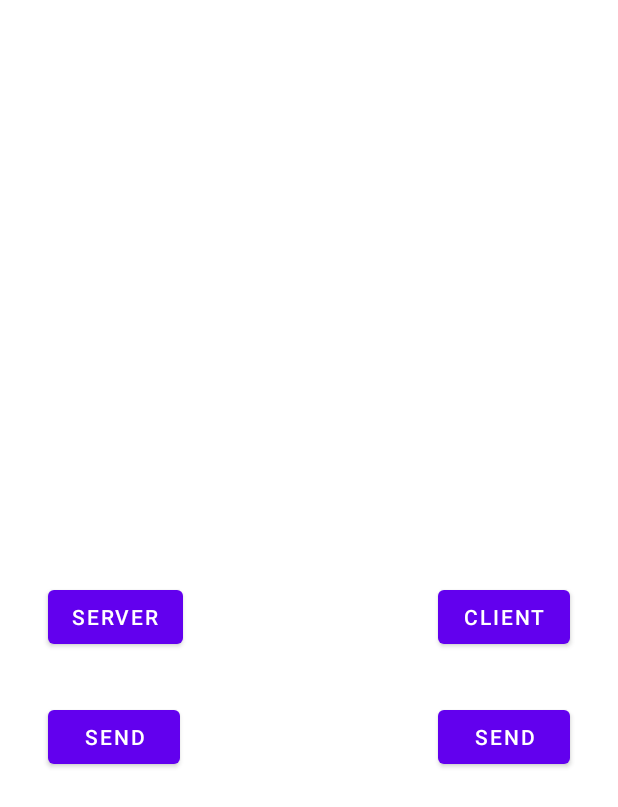
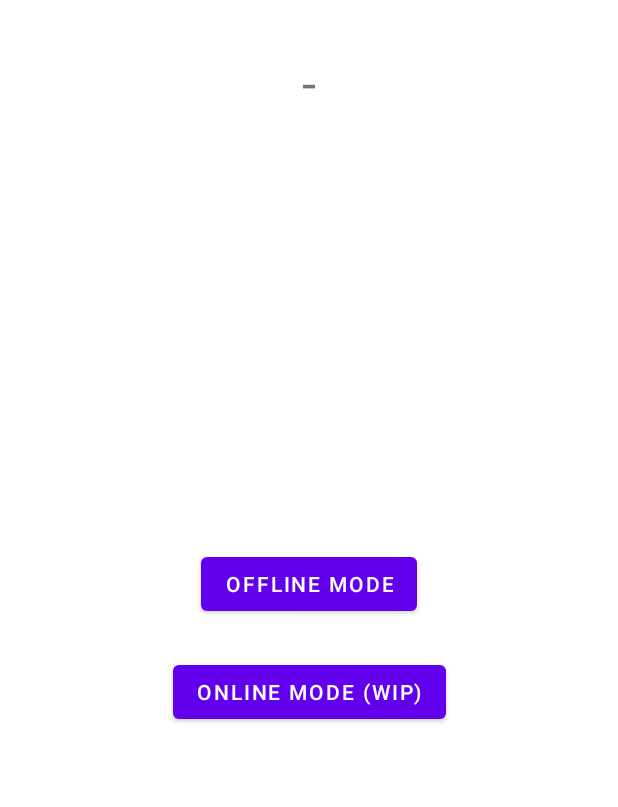
Before and after one commit to jacowarrion/ichi-project, an Android app: the screen it shows after launch (MainActivity), on a phone screen of 412 x 824 dp. Shown: the top 807 px of the screen. Run offline under Robolectric (Android 15) with nearby library versions, the phone set to English and light mode, and no system bars; our stand-ins replace navigation-ui.

Commit message:
abbozzo di interfaccia e sviluppo offline

```diff
--- a/app/build.gradle
+++ b/app/build.gradle
@@ -37,6 +37,7 @@ dependencies {
     implementation 'androidx.constraintlayout:constraintlayout:2.1.4'
     implementation 'androidx.navigation:navigation-fragment:2.5.1'
     implementation 'androidx.navigation:navigation-ui:2.5.1'
+    implementation 'androidx.coordinatorlayout:coordinatorlayout:1.2.0'
     testImplementation 'junit:junit:4.13.2'
     androidTestImplementation 'androidx.test.ext:junit:1.1.3'
     androidTestImplementation 'androidx.test.espresso:espresso-core:3.4.0'
--- a/app/src/main/java/com/example/ichiproject/MainActivity.java
+++ b/app/src/main/java/com/example/ichiproject/MainActivity.java
@@ -2,11 +2,13 @@ package com.example.ichiproject;
 
 import android.Manifest;
 import android.content.BroadcastReceiver;
+import android.content.Intent;
 import android.content.IntentFilter;
 import android.content.pm.PackageManager;
 import android.net.wifi.p2p.WifiP2pManager;
 import android.os.Bundle;
 
+import com.example.ichiproject.game.OfflineGameActivity;
 import com.google.android.material.snackbar.Snackbar;
 
 import androidx.appcompat.app.AppCompatActivity;
@@ -39,7 +41,20 @@ public class MainActivity extends AppCompatActivity {
         super.onCreate(savedInstanceState);
         setContentView(R.layout.activity_main);
         System.out.println("STARTO");
-        initP2p();
+
+        Snackbar mySnackbar = Snackbar.make(findViewById(R.id.myCoordinatorLayout),
+                R.string.wip, Snackbar.LENGTH_SHORT);
+
+        findViewById(R.id.offlineButton).setOnClickListener(view -> {
+            Intent intent = new Intent(this, OfflineGameActivity.class);
+            startActivity(intent);
+        });
+        findViewById(R.id.onlineButton).setOnClickListener(view -> mySnackbar.show());
+
+
+        //mySnackbar.setAction("aaa", new MyUndoListener());
+
+        /* initP2p();
         findViewById(R.id.server).setOnClickListener(view -> {
             System.out.println("CLICKKK");
             if (ActivityCompat.checkSelfPermission(this, Manifest.permission.ACCESS_FINE_LOCATION) != PackageManager.PERMISSION_GRANTED) {
@@ -62,7 +77,7 @@ public class MainActivity extends AppCompatActivity {
                 }
 
             });
-        });
+        });*/
     }
 
     /* register the broadcast receiver with the intent values to be matched */
--- a/app/src/main/java/com/example/ichiproject/enums/EnCardColor.java
+++ b/app/src/main/java/com/example/ichiproject/enums/EnCardColor.java
@@ -9,6 +9,10 @@ public enum EnCardColor {
     RED,
     GREEN,
     BLUE,
-    NULL
+    NULL;
+
+    public static EnCardColor[] getColors(){
+        return new EnCardColor[]{YELLOW,RED,GREEN,BLUE};
+    }
 
 }
--- /dev/null
+++ b/app/src/main/res/drawable-v24/card_border.xml
@@ -0,0 +1,6 @@
+<?xml version="1.0" encoding="UTF-8"?>
+<shape xmlns:android="http://schemas.android.com/apk/res/android">
+    <stroke android:width="2dip" android:color="#000000" />
+    <corners android:radius="10dip"/>
+    <padding android:left="0dip" android:top="0dip" android:right="0dip" android:bottom="0dip" />
+</shape>
--- a/app/src/main/res/layout/activity_main.xml
+++ b/app/src/main/res/layout/activity_main.xml
@@ -1,51 +1,46 @@
 <?xml version="1.0" encoding="utf-8"?>
-<androidx.constraintlayout.widget.ConstraintLayout xmlns:android="http://schemas.android.com/apk/res/android"
+<androidx.coordinatorlayout.widget.CoordinatorLayout xmlns:android="http://schemas.android.com/apk/res/android"
     xmlns:app="http://schemas.android.com/apk/res-auto"
-    xmlns:tools="http://schemas.android.com/tools"
+    android:id="@+id/myCoordinatorLayout"
     android:layout_width="match_parent"
-    android:layout_height="match_parent"
-    tools:context=".MainActivity">
+    android:layout_height="match_parent">
 
+    <androidx.constraintlayout.widget.ConstraintLayout xmlns:tools="http://schemas.android.com/tools"
+        android:layout_width="match_parent"
+        android:layout_height="match_parent"
+        tools:context=".MainActivity">
 
-    <Button
-        android:id="@+id/client"
-        android:layout_width="wrap_content"
-        android:layout_height="wrap_content"
-        android:layout_marginEnd="32dp"
-        android:text="client"
-        app:layout_constraintBottom_toBottomOf="parent"
-        app:layout_constraintEnd_toEndOf="parent"
-        app:layout_constraintTop_toTopOf="parent"
-        app:layout_constraintVertical_bias="0.499" />
+        <TextView
+            android:id="@+id/textView"
+            android:layout_width="wrap_content"
+            android:layout_height="wrap_content"
+            android:layout_marginTop="32dp"
+            android:text="@string/game_title"
+            android:textSize="34sp"
+            app:layout_constraintEnd_toEndOf="parent"
+            app:layout_constraintStart_toStartOf="parent"
+            app:layout_constraintTop_toTopOf="parent" />
 
-    <Button
-        android:id="@+id/server"
-        android:layout_width="wrap_content"
-        android:layout_height="wrap_content"
-        android:layout_marginStart="32dp"
-        android:text="server"
-        app:layout_constraintBottom_toBottomOf="parent"
-        app:layout_constraintStart_toStartOf="parent"
-        app:layout_constraintTop_toTopOf="parent"
-        app:layout_constraintVertical_bias="0.499" />
+        <Button
+            android:id="@+id/offlineButton"
+            android:layout_width="wrap_content"
+            android:layout_height="wrap_content"
+            android:layout_marginTop="288dp"
+            android:text="@string/menu_offline_mode"
+            app:layout_constraintEnd_toEndOf="parent"
+            app:layout_constraintStart_toStartOf="parent"
+            app:layout_constraintTop_toBottomOf="@+id/textView" />
 
-    <Button
-        android:id="@+id/server_send"
-        android:layout_width="wrap_content"
-        android:layout_height="wrap_content"
-        android:layout_marginStart="32dp"
-        android:layout_marginTop="32dp"
-        android:text="send"
-        app:layout_constraintStart_toStartOf="parent"
-        app:layout_constraintTop_toBottomOf="@+id/server" />
+        <Button
+            android:id="@+id/onlineButton"
+            android:layout_width="wrap_content"
+            android:layout_height="wrap_content"
+            android:layout_marginTop="24dp"
+            android:text="@string/menu_online_mode"
+            app:layout_constraintEnd_toEndOf="parent"
+            app:layout_constraintStart_toStartOf="parent"
+            app:layout_constraintTop_toBottomOf="@+id/offlineButton" />
 
-    <Button
-        android:id="@+id/client_send"
-        android:layout_width="wrap_content"
-        android:layout_height="wrap_content"
-        android:layout_marginTop="32dp"
-        android:layout_marginEnd="32dp"
-        android:text="send"
-        app:layout_constraintEnd_toEndOf="parent"
-        app:layout_constraintTop_toBottomOf="@+id/client" />
-</androidx.constraintlayout.widget.ConstraintLayout>
+    </androidx.constraintlayout.widget.ConstraintLayout>
+
+</androidx.coordinatorlayout.widget.CoordinatorLayout>
--- a/app/src/main/res/values/colors.xml
+++ b/app/src/main/res/values/colors.xml
@@ -7,4 +7,8 @@
     <color name="teal_700">#FF018786</color>
     <color name="black">#FF000000</color>
     <color name="white">#FFFFFFFF</color>
+    <color name="red">#FF1100</color>
+    <color name="blue">#3F51B5</color>
+    <color name="green">#4CAF50</color>
+    <color name="yellow">#FFEB3B</color>
 </resources>
--- a/app/src/main/res/values/strings.xml
+++ b/app/src/main/res/values/strings.xml
@@ -9,4 +9,8 @@
 
     <string name="hello_first_fragment">Hello first fragment</string>
     <string name="hello_second_fragment">Hello second fragment. Arg: %1$s</string>
+    <string name="game_title">-</string>
+    <string name="menu_online_mode">Online Mode (WIP)</string>
+    <string name="menu_offline_mode">Offline Mode</string>
+    <string name="wip">This feature is yet to be enabled</string>
 </resources>
```
Also changed, not shown: app/src/main/AndroidManifest.xml (+15 -8 lines), app/src/main/java/com/example/ichiproject/GameManager.java (+26 -14 lines), app/src/main/java/com/example/ichiproject/cards/Card.java (+19 -3 lines), app/src/main/java/com/example/ichiproject/game/OfflineGameActivity.java (added, +86 -0 lines), app/src/main/java/com/example/ichiproject/players/Bot.java (added, +53 -0 lines), app/src/main/java/com/example/ichiproject/players/Player.java (renamed from app/src/main/java/com/example/ichiproject/Player.java, +24 -6 lines), app/src/main/res/layout/activity_offline_game.xml (added, +74 -0 lines), app/src/main/res/layout/card.xml (added, +41 -0 lines), 1 other file.
